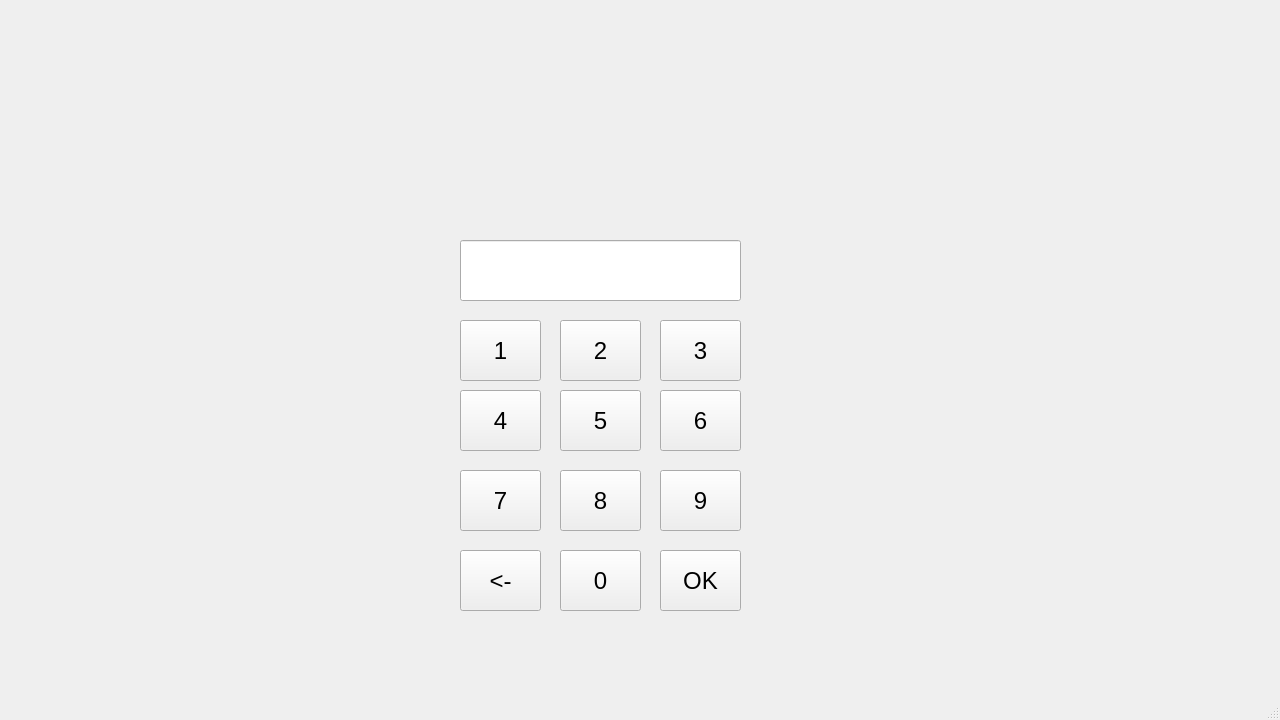
alavuvi/atm-simulator-project, file bank-automat/mainwindow.ui: the form before one commit.
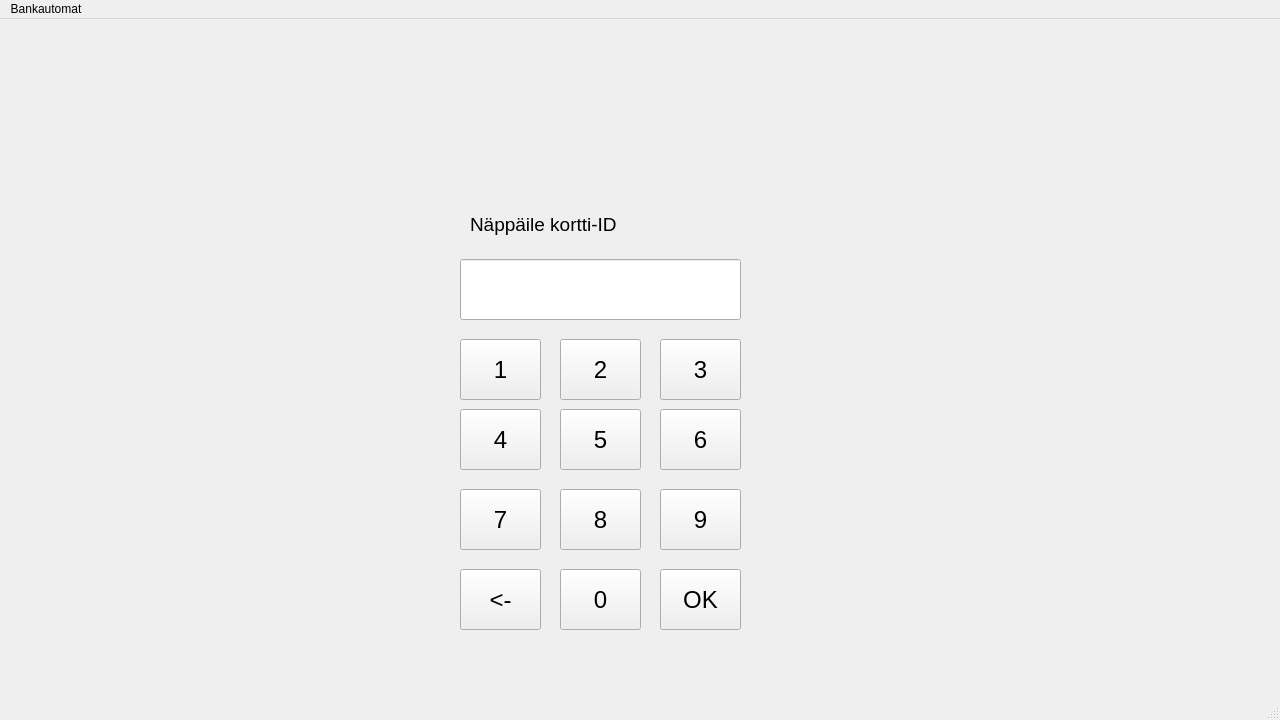
The form after the commit.

The edit to the form file:
```diff
--- a/bank-automat/mainwindow.ui
+++ b/bank-automat/mainwindow.ui
@@ -265,6 +265,24 @@
      <string>9</string>
     </property>
    </widget>
+   <widget class="QLabel" name="KorttiID">
+    <property name="geometry">
+     <rect>
+      <x>470</x>
+      <y>180</y>
+      <width>151</width>
+      <height>51</height>
+     </rect>
+    </property>
+    <property name="font">
+     <font>
+      <pointsize>14</pointsize>
+     </font>
+    </property>
+    <property name="text">
+     <string>Näppäile kortti-ID</string>
+    </property>
+   </widget>
   </widget>
   <widget class="QMenuBar" name="menubar">
    <property name="geometry">
@@ -275,6 +293,12 @@
      <height>21</height>
     </rect>
    </property>
+   <widget class="QMenu" name="menuBankautomat">
+    <property name="title">
+     <string>Bankautomat</string>
+    </property>
+   </widget>
+   <addaction name="menuBankautomat"/>
   </widget>
   <widget class="QStatusBar" name="statusbar"/>
  </widget>
```
